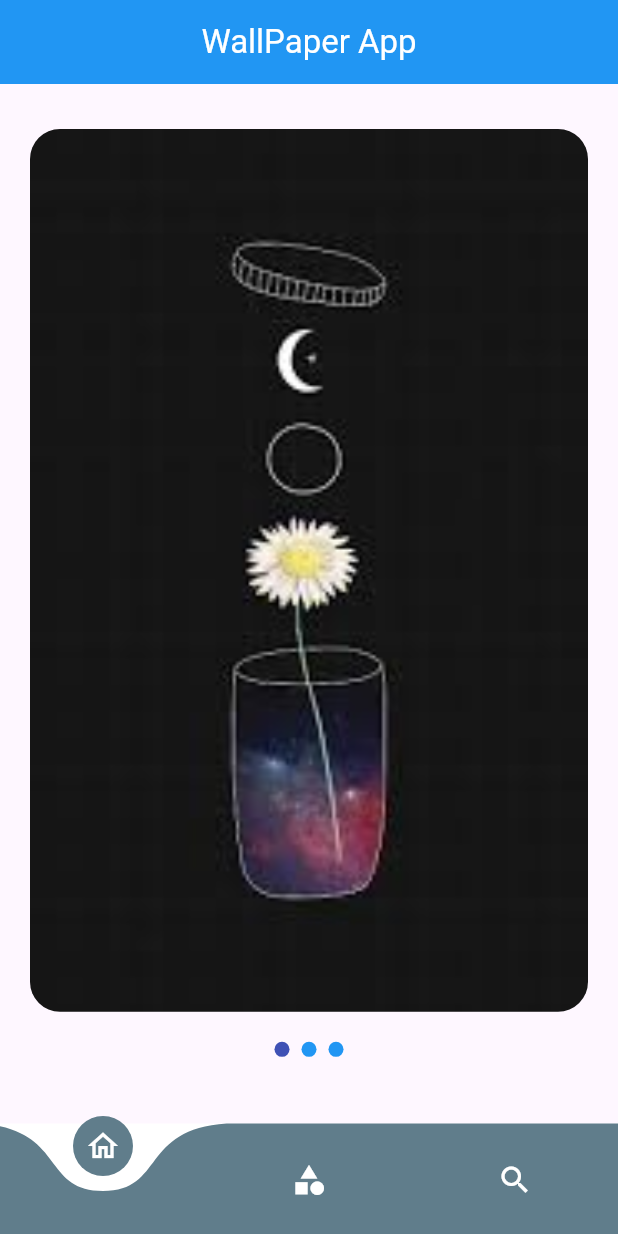
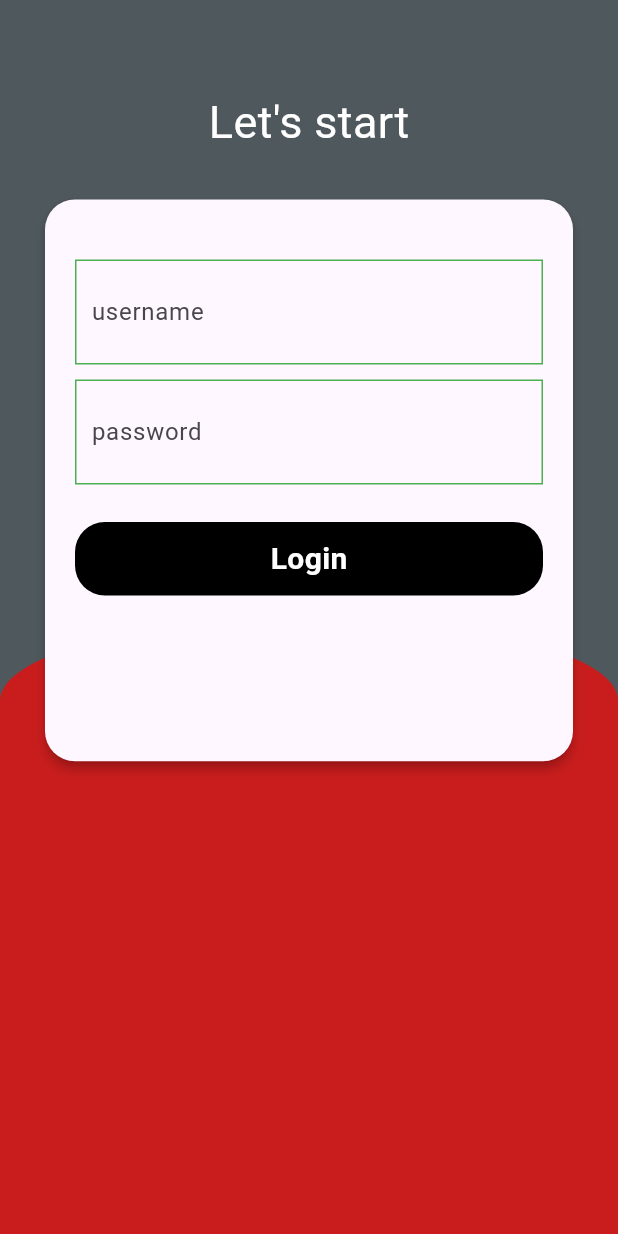
Before and after one commit to shahriar00/WallPaper-App, a Flutter app: the screen it shows after launch, on a phone screen of 412 x 824 dp. Run offline on Flutter 3.47's test engine with Material 3 defaults, Android fonts, the phone set to English and light mode, and no system bars; drawn by our look-alikes of carousel_slider, curved_navigation_bar, smooth_page_indicator; our stand-ins replace cached_network_image, cloud_firestore, firebase_core; accounts and stored records are empty.

Commit message:
admin login build

```diff
--- /dev/null
+++ b/lib/admin/admin_login.dart
@@ -0,0 +1,160 @@
+import 'package:cloud_firestore/cloud_firestore.dart';
+import 'package:flutter/material.dart';
+import 'package:wallpaper/admin/add_wallpaper.dart';
+
+class AdminLogin extends StatefulWidget {
+  const AdminLogin({super.key});
+
+  @override
+  State<AdminLogin> createState() => _AdminLoginState();
+}
+
+class _AdminLoginState extends State<AdminLogin> {
+  final GlobalKey<FormState> _globalKey = GlobalKey<FormState>();
+
+  TextEditingController usercontroller = TextEditingController();
+  TextEditingController passwordcontroller = TextEditingController();
+  @override
+  Widget build(BuildContext context) {
+    return Scaffold(
+      backgroundColor: Color.fromARGB(255, 78, 88, 93),
+      body: Container(
+        child: Stack(
+          children: [
+            Container(
+              margin:
+                  EdgeInsets.only(top: MediaQuery.of(context).size.height / 2),
+              padding: EdgeInsets.only(left: 20, right: 20),
+              height: MediaQuery.of(context).size.height,
+              width: MediaQuery.of(context).size.width,
+              decoration: BoxDecoration(
+                  gradient: LinearGradient(
+                      colors: [Color.fromARGB(255, 201, 29, 29)],
+                      begin: Alignment.topLeft,
+                      end: Alignment.topRight),
+                  borderRadius: BorderRadius.vertical(
+                      top: Radius.elliptical(
+                          MediaQuery.of(context).size.width, 110))),
+            ),
+            Container(
+              margin: EdgeInsets.only(left: 30, right: 30, top: 60),
+              child: Form(
+                  key: _globalKey,
+                  child: Column(
+                    children: [
+                      Text(
+                        "Let's start",
+                        style: TextStyle(fontSize: 30, color: Colors.white),
+                      ),
+                      SizedBox(
+                        height: 30,
+                      ),
+                      Material(
+                        elevation: 3,
+                        borderRadius: BorderRadius.circular(20),
+                        child: Container(
+                          height: MediaQuery.of(context).size.height / 2.2,
+                          decoration: BoxDecoration(
+                              borderRadius: BorderRadius.circular(20)),
+                          child: Column(
+                            children: [
+                              Container(
+                                margin: EdgeInsets.only(
+                                    top: 40, bottom: 5, left: 20, right: 20),
+                                padding: EdgeInsets.all(10),
+                                decoration: BoxDecoration(
+                                    border: Border.all(color: Colors.green)),
+                                child: TextFormField(
+                                  controller: usercontroller,
+                                  validator: (value) {
+                                    if (value == null || value.isEmpty) {
+                                      return "Please enter username";
+                                    }
+                                  },
+                                  decoration: InputDecoration(
+                                      border: InputBorder.none,
+                                      hintText: "username"),
+                                ),
+                              ),
+                              Container(
+                                margin: EdgeInsets.only(
+                                    top: 5, bottom: 5, left: 20, right: 20),
+                                padding: EdgeInsets.all(10),
+                                decoration: BoxDecoration(
+                                    border: Border.all(color: Colors.green)),
+                                child: TextFormField(
+                                  controller: passwordcontroller,
+                                  validator: (value) {
+                                    if (value == null || value.isEmpty) {
+                                      return "Please enter password";
+                                    }
+                                  },
+                                  decoration: InputDecoration(
+                                      border: InputBorder.none,
+                                      hintText: "password"),
+                                ),
+                              ),
+                              SizedBox(
+                                height: 20,
+                              ),
+                              GestureDetector(
+                                onTap: () {
+                                  Login();
+                                },
+                                child: Padding(
+                                  padding: const EdgeInsets.only(
+                                      left: 20, right: 20),
+                                  child: Container(
+                                    decoration: BoxDecoration(
+                                        borderRadius: BorderRadius.circular(20),
+                                        color: Colors.black),
+                                    child: Padding(
+                                      padding: const EdgeInsets.all(10.0),
+                                      child: Center(
+                                        child: Text(
+                                          "Login",
+                                          style: TextStyle(
+                                              color: Colors.white,
+                                              fontSize: 20,
+                                              fontWeight: FontWeight.bold),
+                                        ),
+                                      ),
+                                    ),
+                                  ),
+                                ),
+                              )
+                            ],
+                          ),
+                        ),
+                      ),
+                    ],
+                  )),
+            )
+          ],
+        ),
+      ),
+    );
+  }
+
+  Login() {
+    FirebaseFirestore.instance.collection("Admin").get().then((snapshot) {
+      snapshot.docs.forEach((element) {
+        if (element.data()['id'] != usercontroller.text.trim()) {
+          ScaffoldMessenger.of(context).showSnackBar(SnackBar(
+            content: Text("Incorrect"),
+            backgroundColor: Colors.orange,
+          ));
+        }
+        if (element.data()['password'] != passwordcontroller.text.trim()) {
+          ScaffoldMessenger.of(context).showSnackBar(SnackBar(
+            content: Text("Incorrect"),
+            backgroundColor: Colors.orange,
+          ));
+        } else {
+          Route route = MaterialPageRoute(builder: (context) => AddWallPaper());
+          Navigator.pushReplacement(context, route);
+        }
+      });
+    });
+  }
+}
--- a/pubspec.yaml
+++ b/pubspec.yaml
@@ -40,6 +40,11 @@ dependencies:
   curved_navigation_bar: ^1.0.3
   http:
   cached_network_image: ^3.3.1
+  firebase_core:
+  firebase_auth:
+  cloud_firestore:
+  firebase_storage:
+  random_string: ^2.3.1
 
 dev_dependencies:
   flutter_test:
```
Also changed, not shown: lib/admin/add_wallpaper.dart (added, +17 -0 lines), lib/main.dart (+18 -4 lines), lib/widget/wallpaper_list.dart (+19 -11 lines), pubspec.lock, 6 other files.
